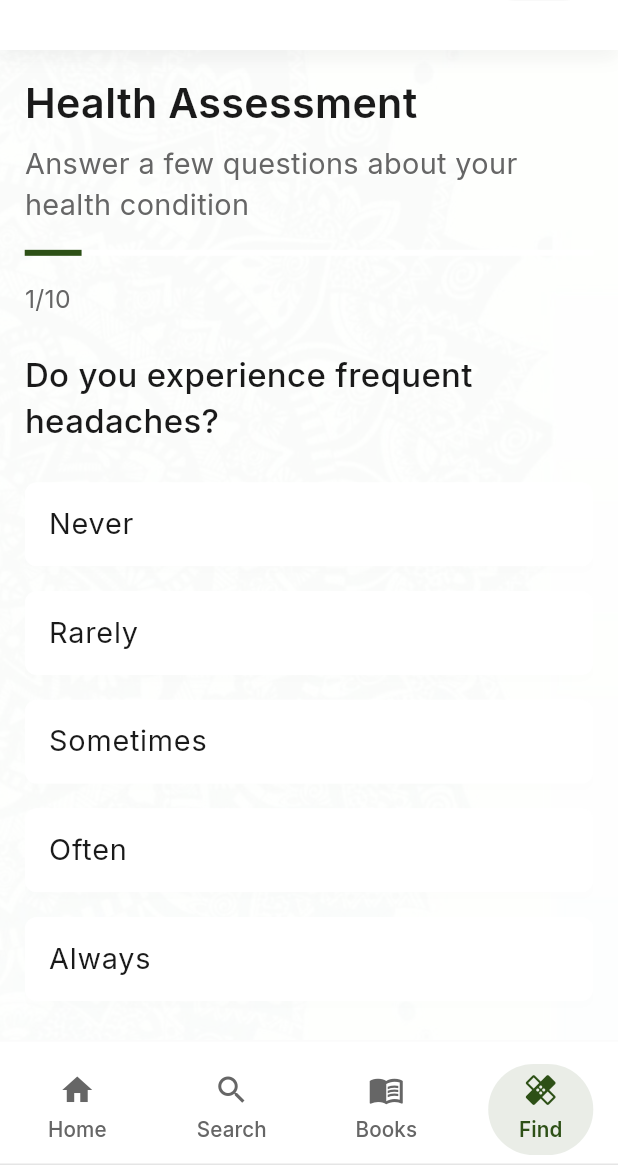
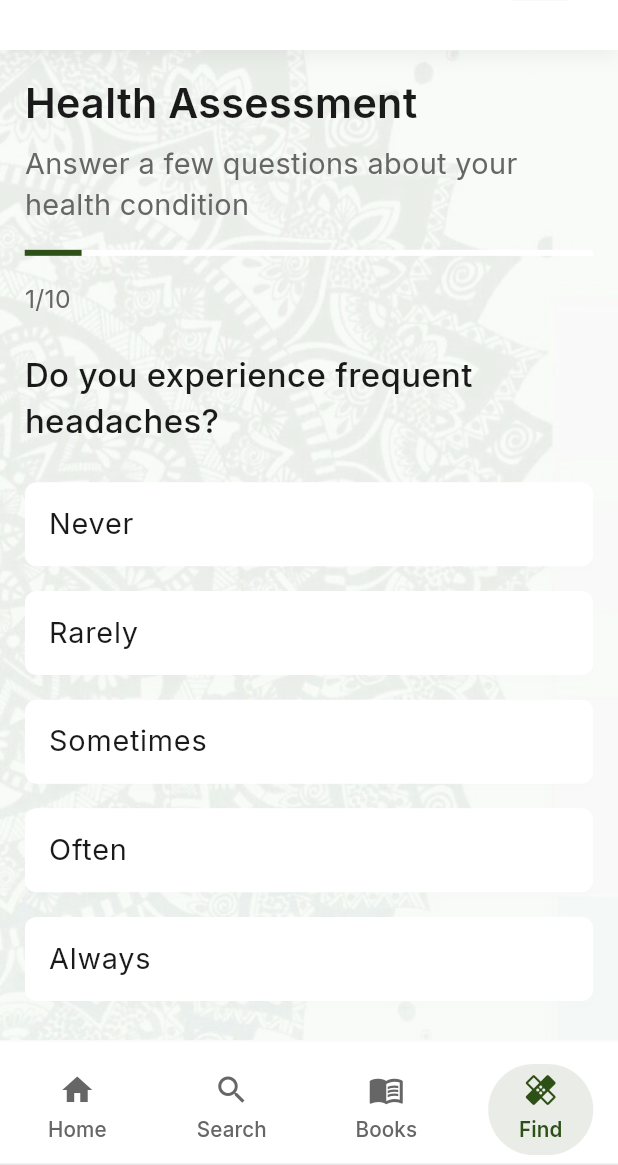
Before and after one commit to SanjaiPG/Ayul, a Flutter app: the screen it shows after launch, item 4 of the bottom bar chosen, on a phone screen of 412 x 824 dp, the part 71-1236 px from its top. Run offline on Flutter 3.47's test engine with Material 3 defaults, Android fonts, the phone set to English and light mode, and no system bars; our stand-ins replace cached_network_image, cloud_firestore, connectivity_plus, firebase_core, flutter_svg, google_fonts and 1 more; accounts and stored records are empty; network calls fail.

Commit message:
added bg image

```diff
--- a/app/lib/presentation/home_screen/home_screen.dart
+++ b/app/lib/presentation/home_screen/home_screen.dart
@@ -161,7 +161,7 @@ class _HomeScreenState extends State<HomeScreen> with TickerProviderStateMixin {
     return Scaffold(
       // 🌟 CRITICAL FIX: Setting Scaffold background to transparent
       // allows the global background image (set in main.dart) to show through.
-      backgroundColor: Colors.transparent,
+      backgroundColor: const Color.fromARGB(99, 253, 252, 252),
       body: SafeArea(
         child: Column(
           children: [
--- a/app/lib/widgets/app_background.dart
+++ b/app/lib/widgets/app_background.dart
@@ -22,7 +22,7 @@ class AppBackground extends StatelessWidget {
             alignment: Alignment
                 .centerRight, // Adjusts the positioning to keep the mandala pattern visible
             opacity: const AlwaysStoppedAnimation<double>(
-                0.15), // Set opacity for a subtle watermark effect
+                0.9), // Set opacity for a subtle watermark effect
           ),
         ),
 
```
